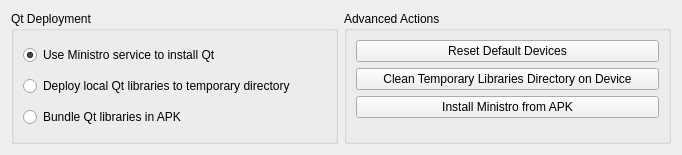
Qt form src/plugins/android/androiddeploystepwidget.ui (qt-creator/qt-creator) before a commit.
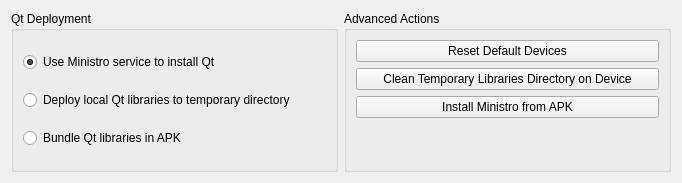
The same form after that commit.

The edit to the form file:
```diff
--- a/src/plugins/android/androiddeploystepwidget.ui
+++ b/src/plugins/android/androiddeploystepwidget.ui
@@ -7,7 +7,7 @@
     <x>0</x>
     <y>0</y>
     <width>682</width>
-    <height>155</height>
+    <height>183</height>
    </rect>
   </property>
   <property name="sizePolicy">
```
